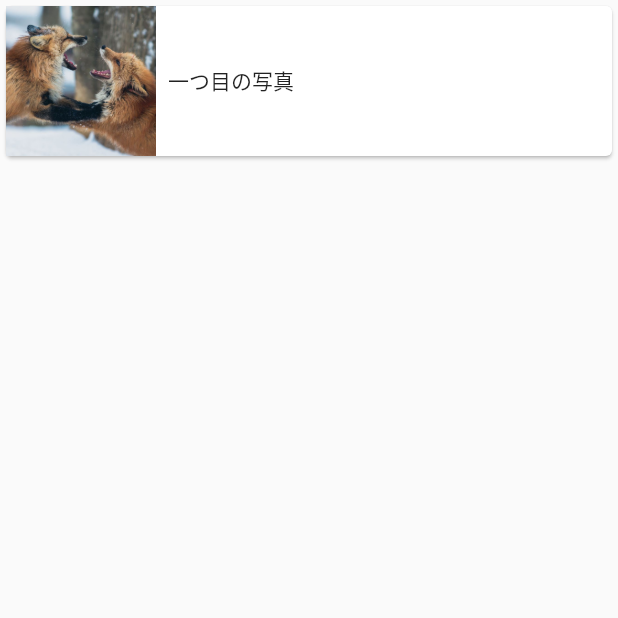
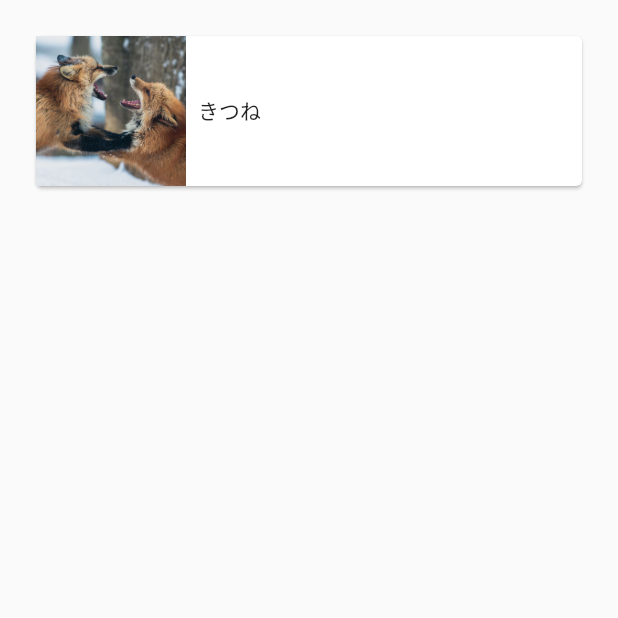
Before and after one commit to monstar-lab/flutter-demonstration, a Flutter app: the screen it shows after launch, on a phone screen of 412 x 824 dp, the top half of it. Run offline on Flutter 3.47's test engine with Material 2 defaults, Android fonts, the phone set to English and light mode, and no system bars.

Commit message:
add dummy data

```diff
--- /dev/null
+++ b/lib/utils/exampleData.dart
@@ -0,0 +1,18 @@
+import 'package:flutter_livecoding/utils/assets.dart' as Assets;
+
+const exampleData = <ExampleDataType>[
+  ExampleDataType(
+    name: 'きつね',
+    assetPath: Assets.ASSET_FOX_IMAGE_QUARTER,
+  ),
+];
+
+class ExampleDataType {
+  final String name;
+  final String assetPath;
+
+  const ExampleDataType({
+    this.name,
+    this.assetPath,
+  });
+}
--- a/lib/widgets/itemList.dart
+++ b/lib/widgets/itemList.dart
@@ -1,12 +1,14 @@
 import 'package:flutter/material.dart';
 import 'package:flutter_livecoding/pages/photoDetailPage.dart';
 import 'package:flutter_livecoding/utils/pageTransitions.dart';
-import 'package:flutter_livecoding/utils/assets.dart' as Assets;
+import 'package:flutter_livecoding/utils/exampleData.dart';
 
 class ItemList extends StatelessWidget {
   @override
   Widget build(BuildContext context) {
-    return ListView(
+    return SafeArea(
+      child: ListView(
+        padding: EdgeInsets.all(20.0),
         children: <Widget>[
           Card(
             child: InkWell(
@@ -15,7 +17,7 @@ class ItemList extends StatelessWidget {
                   Hero(
                     tag: 'item1',
                     child: Image.asset(
-                    Assets.ASSET_FOX_IMAGE_QUARTER,
+                      exampleData[0].assetPath,
                       width: 100.0,
                       height: 100.0,
                       fit: BoxFit.cover,
@@ -23,7 +25,7 @@ class ItemList extends StatelessWidget {
                   ),
                   Padding(
                     padding: const EdgeInsets.all(8.0),
-                  child: Text('一つ目の写真'),
+                    child: Text(exampleData[0].name),
                   ),
                 ],
               ),
@@ -37,6 +39,7 @@ class ItemList extends StatelessWidget {
             ),
           ),
         ],
+      ),
     );
   }
 }
```
Lines whose indentation alone changed are shown as unchanged.
